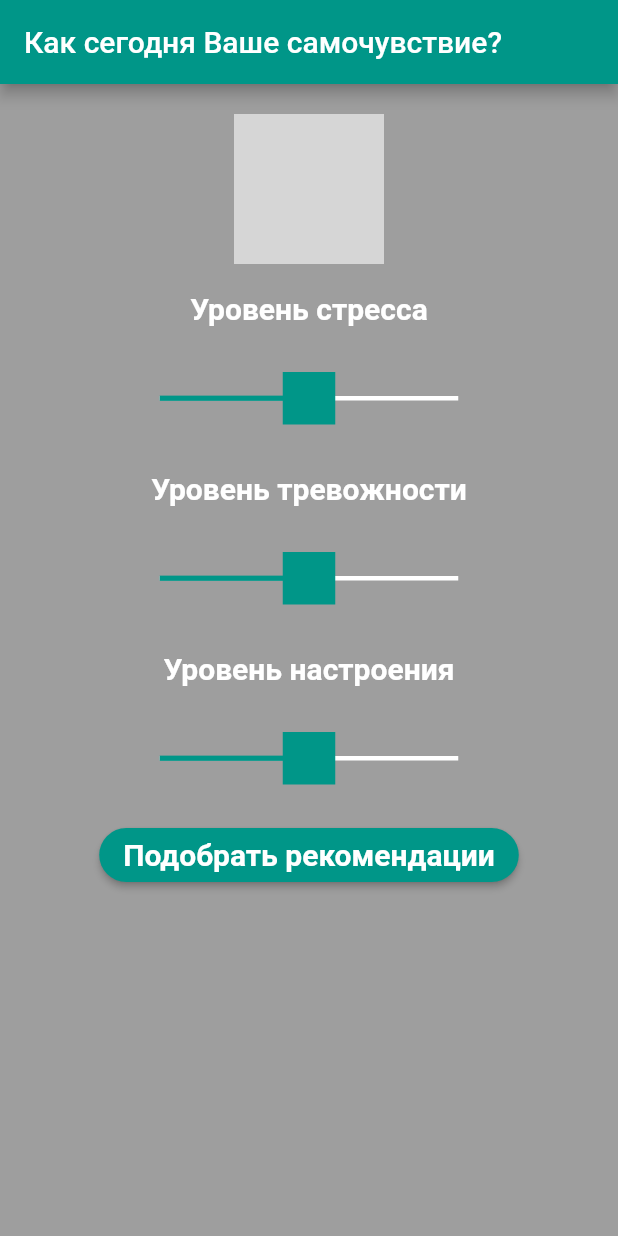
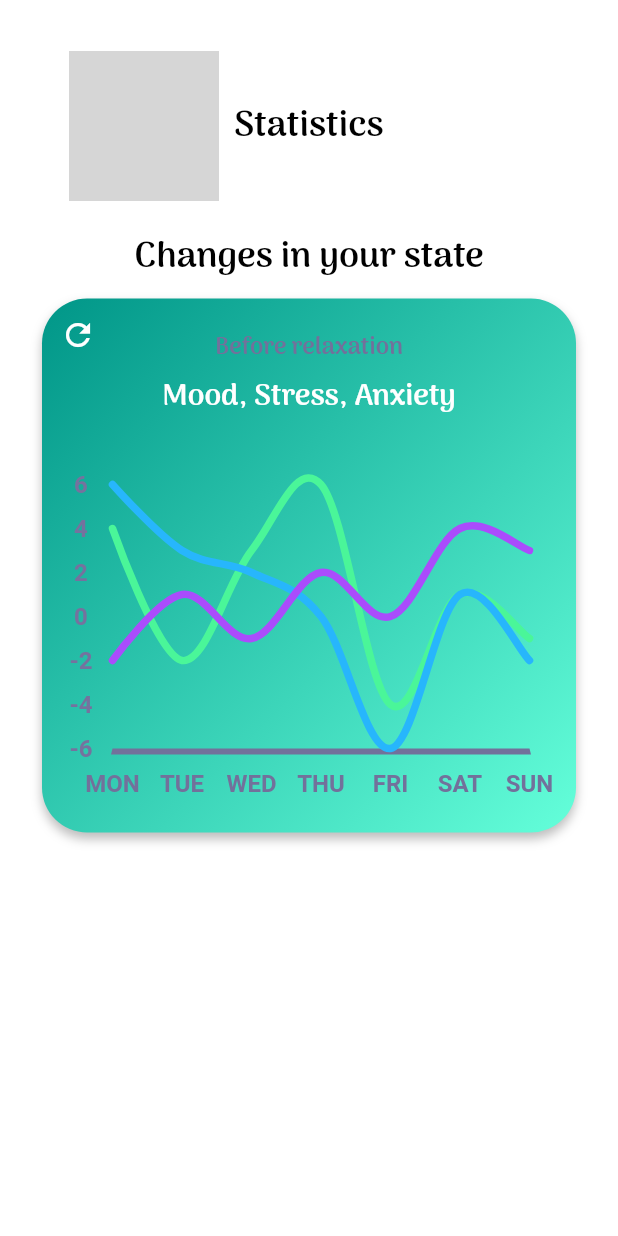
Before and after one commit to KattyIT/TeamApp, a Flutter app: the screen it shows after launch, on a phone screen of 412 x 824 dp. Run offline on Flutter 3.47's test engine with Material 2 defaults, Android fonts, the light colour scheme and no system bars; drawn by our look-alikes of fl_chart; our stand-ins replace another_xlider; project files that could hold a hidden picture were left out; grey boxes are pictures that could not be loaded.

Commit message:
features/questionnary: add fl_chart into pubspec.yaml add statistics.dart add line_chart.dart add line_chart_data.dart change main, now it returns statistics

```diff
--- a/lib/main.dart
+++ b/lib/main.dart
@@ -1,5 +1,6 @@
 import 'package:flutter/material.dart';
 import 'package:meditation_app/presentation/MainScreen/questionnaires/questions_first.dart';
+import 'package:meditation_app/presentation/ResultScreen/statistics.dart';
 
 
 //import 'questionnaires/questions_first.dart';
@@ -20,7 +21,7 @@
         scaffoldBackgroundColor: Colors.black38,
         primarySwatch: Colors.teal,
       ),
-      home: const QuestionsFirst(),
+      home: const Statistics(title: 'fl_chart'),
     );
   }
 }
--- a/lib/presentation/MainScreen/main_screen.dart
+++ b/lib/presentation/MainScreen/main_screen.dart
@@ -67,7 +67,7 @@ class _MainScreenState extends State<MainScreen> {
                   Expanded(
                       child: SizedBox(
                           child: GridView.count(
-                    physics: NeverScrollableScrollPhysics(),
+                    physics: const NeverScrollableScrollPhysics(),
                     shrinkWrap: true,
                     primary: false,
                     padding: const EdgeInsets.all(20),
@@ -76,6 +76,7 @@ class _MainScreenState extends State<MainScreen> {
                     crossAxisCount: 2,
                     children: <Widget>[
                       Container(
+
                         decoration: customBoxDecoration,
                         padding: const EdgeInsets.all(20),
                         child: const Text("Questionnarrie"),
--- a/lib/presentation/ResultScreen/statistics.dart
+++ b/lib/presentation/ResultScreen/statistics.dart
@@ -0,0 +1,111 @@
+import 'package:fl_chart/fl_chart.dart';
+import 'package:flutter/material.dart';
+import 'package:meditation_app/presentation/ResultScreen/statistics_data/line_chart.dart';
+
+
+import '../../image/app_images.dart';
+import '../MainScreen/custom_style/custom_text_style.dart';
+
+class Statistics extends StatefulWidget {
+  const Statistics({Key? key, required this.title}) : super(key: key);
+  final String title;
+
+  @override
+  _StatisticsState createState() => _StatisticsState();
+}
+
+class _StatisticsState extends State<Statistics> {
+  int _currentPage = 0;
+
+  final _controller = PageController(initialPage: 0);
+  final _pages = const [
+    LineChartPage(),
+  ];
+
+  @override
+  void initState() {
+    super.initState();
+    _controller.addListener(() {
+      setState(() {
+        _currentPage = _controller.page!.round();
+      });
+    });
+  }
+
+  @override
+  Widget build(BuildContext context) {
+    return Scaffold(
+      body: SafeArea(
+        child: PageView(
+          controller: _controller,
+          children: _pages,
+        ),
+      ),
+    );
+  }
+}
+
+class LineChartPage extends StatelessWidget {
+  const LineChartPage({Key? key}) : super(key: key);
+
+  @override
+  Widget build(BuildContext context) {
+    return Container(
+      color: Colors.white,//const Color(0xff262545),
+      child: ListView(
+        children: <Widget>[
+          Align(
+            alignment: Alignment.center,
+            child: Padding(
+              padding: const EdgeInsets.only(
+                left: 36.0,
+                top: 24,
+              ),
+              child: Row(
+                children: [
+                  _logo(),
+                  Text(
+                    'Statistics',
+                    style: customTextStyle(
+                        'Arima', Colors.black, 24, FontWeight.bold),
+                  ),
+                ],
+              ),
+            ),
+          ),
+          const SizedBox(
+            height: 8,
+          ),
+          Text(
+            'Changes in your state',
+            style: customTextStyle(
+                'Arima', Colors.black, 24, FontWeight.bold),
+            textAlign: TextAlign.center,
+          ),
+          const SizedBox(
+            height: 8,
+          ),
+          const Padding(
+            padding: EdgeInsets.only(
+              left: 28,
+              right: 28,
+            ),
+            child: LineChartSample1(),
+          ),
+          const SizedBox(
+            height: 22,
+          ),
+        ],
+      ),
+    );
+  }
+}
+
+Widget _logo() {
+  return Container(
+    margin: const EdgeInsets.all(10),
+    width: 100,
+    height: 100,
+    child: Image.asset(AppImages.logo),
+  );
+}
--- /dev/null
+++ b/lib/presentation/ResultScreen/statistics_data/line_chart.dart
@@ -0,0 +1,384 @@
+import 'package:fl_chart/fl_chart.dart';
+import 'package:flutter/material.dart';
+
+import '../../MainScreen/custom_style/custom_boxdecoration.dart';
+import '../../MainScreen/custom_style/custom_text_style.dart';
+
+class _LineChart extends StatelessWidget {
+  const _LineChart({required this.isShowingMainData});
+
+  final bool isShowingMainData;
+
+  @override
+  Widget build(BuildContext context) {
+    return LineChart(
+      isShowingMainData ? sampleData1 : sampleData2,
+      swapAnimationDuration: const Duration(milliseconds: 250),
+    );
+  }
+
+  LineChartData get sampleData1 => LineChartData(
+        lineTouchData: lineTouchData1,
+        gridData: gridData,
+        titlesData: titlesData1,
+        borderData: borderData,
+        lineBarsData: lineBarsData1,
+        minX: 1,
+        maxX: 7,
+        maxY: 6,
+        minY: -6,
+      );
+
+  LineChartData get sampleData2 => LineChartData(
+        lineTouchData: lineTouchData2,
+        gridData: gridData,
+        titlesData: titlesData2,
+        borderData: borderData,
+        lineBarsData: lineBarsData2,
+        minX: 1,
+        maxX: 7,
+        maxY: 6,
+        minY: -6,
+      );
+
+  LineTouchData get lineTouchData1 => LineTouchData(
+        handleBuiltInTouches: true,
+        touchTooltipData: LineTouchTooltipData(
+          tooltipBgColor: Colors.blueGrey.withOpacity(0.8),
+        ),
+      );
+
+  FlTitlesData get titlesData1 => FlTitlesData(
+        bottomTitles: AxisTitles(
+          sideTitles: bottomTitles,
+        ),
+        rightTitles: AxisTitles(
+          sideTitles: SideTitles(showTitles: false),
+        ),
+        topTitles: AxisTitles(
+          sideTitles: SideTitles(showTitles: false),
+        ),
+        leftTitles: AxisTitles(
+          sideTitles: leftTitles(),
+        ),
+      );
+
+  List<LineChartBarData> get lineBarsData1 => [
+        lineChartBarStress,
+        lineChartBarAnxiety,
+        lineChartBarMood,
+      ];
+
+  LineTouchData get lineTouchData2 => LineTouchData(
+        enabled: false,
+      );
+
+  FlTitlesData get titlesData2 => FlTitlesData(
+        bottomTitles: AxisTitles(
+          sideTitles: bottomTitles,
+        ),
+        rightTitles: AxisTitles(
+          sideTitles: SideTitles(showTitles: false),
+        ),
+        topTitles: AxisTitles(
+          sideTitles: SideTitles(showTitles: false),
+        ),
+        leftTitles: AxisTitles(
+          sideTitles: leftTitles(),
+        ),
+      );
+
+  List<LineChartBarData> get lineBarsData2 => [
+        lineChartBarMoodAfter,
+        lineChartBarMoodBefore,
+      ];
+
+  Widget leftTitleWidgets(double value, TitleMeta meta) {
+    const style = TextStyle(
+      color: Color(0xff75729e),
+      fontWeight: FontWeight.bold,
+      fontSize: 16,
+    );
+    String text;
+    switch (value.toInt()) {
+      case 2:
+        text = '2';
+        break;
+      case 4:
+        text = '4';
+        break;
+      case 6:
+        text = '6';
+        break;
+      case 0:
+        text = '0';
+        break;
+      case -2:
+        text = '-2';
+        break;
+      case -4:
+        text = '-4';
+        break;
+      case -6:
+        text = '-6';
+        break;
+      default:
+        return Container();
+    }
+
+    return Text(text, style: style, textAlign: TextAlign.center);
+  }
+
+  SideTitles leftTitles() => SideTitles(
+        getTitlesWidget: leftTitleWidgets,
+        showTitles: true,
+        interval: 1,
+        reservedSize: 40,
+      );
+
+  Widget bottomTitleWidgets(double value, TitleMeta meta) {
+    const style = TextStyle(
+      color: Color(0xff72719b),
+      fontWeight: FontWeight.bold,
+      fontSize: 16,
+    );
+    Widget text;
+    switch (value.toInt()) {
+      case 1:
+        text = const Text('MON', style: style);
+        break;
+      case 2:
+        text = const Text('TUE', style: style);
+        break;
+      case 3:
+        text = const Text('WED', style: style);
+        break;
+      case 4:
+        text = const Text('THU', style: style);
+        break;
+      case 5:
+        text = const Text('FRI', style: style);
+        break;
+      case 6:
+        text = const Text('SAT', style: style);
+        break;
+      case 7:
+        text = const Text('SUN', style: style);
+        break;
+      default:
+        text = const Text('');
+        break;
+    }
+
+    return SideTitleWidget(
+      axisSide: meta.axisSide,
+      space: 10,
+      child: text,
+    );
+  }
+
+  SideTitles get bottomTitles => SideTitles(
+        showTitles: true,
+        reservedSize: 32,
+        interval: 1,
+        getTitlesWidget: bottomTitleWidgets,
+      );
+
+  FlGridData get gridData => FlGridData(show: false);
+
+  FlBorderData get borderData => FlBorderData(
+        show: true,
+        border: const Border(
+          bottom: BorderSide(color: Color(0xff72719b), width: 4),
+          left: BorderSide(color: Colors.transparent),
+          right: BorderSide(color: Colors.transparent),
+          top: BorderSide(color: Colors.transparent),
+        ),
+      );
+
+  LineChartBarData get lineChartBarStress => LineChartBarData(
+        isCurved: true,
+        color: const Color(0xff4af699),
+        barWidth: 5,
+        isStrokeCapRound: true,
+        dotData: FlDotData(show: false),
+        belowBarData: BarAreaData(show: false),
+        spots: const [
+          FlSpot(1, 4),
+          FlSpot(2, -2),
+          FlSpot(3, 3),
+          FlSpot(4, 6),
+          FlSpot(5, -4),
+          FlSpot(6, 1),
+          FlSpot(7, -1),
+        ],
+      );
+
+  LineChartBarData get lineChartBarMood => LineChartBarData(
+        isCurved: true,
+        color: const Color(0xffaa4cfc),
+        barWidth: 5,
+        isStrokeCapRound: true,
+        dotData: FlDotData(show: false),
+        belowBarData: BarAreaData(
+          show: false,
+          color: const Color(0x00aa4cfc),
+        ),
+        spots: const [
+          FlSpot(1, -2),
+          FlSpot(2, 1),
+          FlSpot(3, -1),
+          FlSpot(4, 2),
+          FlSpot(5, 0),
+          FlSpot(6, 4),
+          FlSpot(7, 3),
+        ],
+      );
+
+  LineChartBarData get lineChartBarAnxiety => LineChartBarData(
+        isCurved: true,
+        color: const Color(0xff27b6fc),
+        barWidth: 5,
+        isStrokeCapRound: true,
+        dotData: FlDotData(show: false),
+        belowBarData: BarAreaData(show: false),
+        spots: const [
+          FlSpot(1, 6),
+          FlSpot(2, 3),
+          FlSpot(3, 2),
+          FlSpot(4, 0),
+          FlSpot(5, -6),
+          FlSpot(6, 1),
+          FlSpot(7, -2),
+        ],
+      );
+
+  LineChartBarData get lineChartBarMoodAfter => LineChartBarData(
+        isCurved: true,
+        color: const Color(0xffaa4cfc),
+        barWidth: 5,
+        isStrokeCapRound: true,
+        dotData: FlDotData(show: false),
+        belowBarData: BarAreaData(
+          show: false,
+          color: const Color(0x00aa4cfc),
+        ),
+        spots: const [
+          FlSpot(1, -1),
+          FlSpot(2, 3),
+          FlSpot(3, 0),
+          FlSpot(4, 4),
+          FlSpot(5, 1),
+          FlSpot(6, 4),
+          FlSpot(7, 4),
+        ],
+      );
+
+  LineChartBarData get lineChartBarMoodBefore => LineChartBarData(
+        isCurved: true,
+        color: const Color(0x88aa4cfc),
+        barWidth: 5,
+        isStrokeCapRound: true,
+        dotData: FlDotData(show: false),
+        belowBarData: BarAreaData(show: false),
+        spots: const [
+          FlSpot(1, -2),
+          FlSpot(2, 1),
+          FlSpot(3, -1),
+          FlSpot(4, 2),
+          FlSpot(5, 0),
+          FlSpot(6, 4),
+          FlSpot(7, 3),
+        ],
+      );
+}
+
+class LineChartSample1 extends StatefulWidget {
+  const LineChartSample1({Key? key}) : super(key: key);
+
+  @override
+  State<StatefulWidget> createState() => LineChartSample1State();
+}
+
+class LineChartSample1State extends State<LineChartSample1> {
+  late bool isShowingMainData;
+
+  @override
+  void initState() {
+    super.initState();
+    isShowingMainData = true;
+  }
+
+  @override
+  Widget build(BuildContext context) {
+    return AspectRatio(
+      aspectRatio: 1, //1.23,
+      child: Container(
+        decoration: customBoxDecoration,
+        // const BoxDecoration(
+        //   borderRadius: BorderRadius.all(Radius.circular(18)),
+        //   gradient: LinearGradient(
+        //     colors: [
+        //       Color(0xff2c274c),
+        //       Color(0xff46426c),
+        //     ],
+        //     begin: Alignment.bottomCenter,
+        //     end: Alignment.topCenter,
+        //   ),
+        // ),
+        child: Stack(
+          children: <Widget>[
+            Column(
+              crossAxisAlignment: CrossAxisAlignment.stretch,
+              children: <Widget>[
+                const SizedBox(
+                  height: 20,
+                ),
+                Text(
+                  isShowingMainData
+                      ? 'Before relaxation'
+                      : 'Before and after relaxation',
+                  style: customTextStyle(
+                      'Arima', Color(0xff72719b), 16, FontWeight.bold),
+                  textAlign: TextAlign.center,
+                ),
+                const SizedBox(
+                  height: 4,
+                ),
+                Text(
+                  isShowingMainData ? 'Mood, Stress, Anxiety' : 'Mood',
+                  style: customTextStyle(
+                      'Arima', Colors.white, 20, FontWeight.bold),
+                  textAlign: TextAlign.center,
+                ),
+                const SizedBox(
+                  height: 40,
+                ),
+                Expanded(
+                  child: Padding(
+                    padding: const EdgeInsets.only(right: 30.0, left: 6.0),
+                    child: _LineChart(isShowingMainData: isShowingMainData),
+                  ),
+                ),
+                const SizedBox(
+                  height: 20,
+                ),
+              ],
+            ),
+            IconButton(
+              icon: Icon(
+                Icons.refresh,
+                color: Colors.white.withOpacity(isShowingMainData ? 1.0 : 0.5),
+              ),
+              onPressed: () {
+                setState(() {
+                  isShowingMainData = !isShowingMainData;
+                });
+              },
+            )
+          ],
+        ),
+      ),
+    );
+  }
+}
--- /dev/null
+++ b/lib/presentation/ResultScreen/statistics_data/line_chart_data.dart
@@ -0,0 +1,25 @@
+class LineChartData {
+  int id;
+  DateTime firstQuestionnaryAt;
+  DateTime secondQuestionnaryAt;
+  double stressBefore;
+  double stressAfter;
+  double moodBefore;
+  double moodAfter;
+  double anxietyBefore;
+  double anxietyAfter;
+
+  LineChartData(
+      this.id,
+      this.firstQuestionnaryAt,
+      this.secondQuestionnaryAt,
+      this.stressBefore,
+      this.stressAfter,
+      this.moodBefore,
+      this.moodAfter,
+      this.anxietyBefore,
+      this.anxietyAfter);
+
+
+
+}
--- a/pubspec.yaml
+++ b/pubspec.yaml
@@ -28,6 +28,7 @@ dependencies:
     sdk: flutter
   shared_preferences: ^2.0.15
   another_xlider: ^1.0.0
+  fl_chart: ^0.55.0
 
 
 
```
Also changed, not shown: pubspec.lock.
